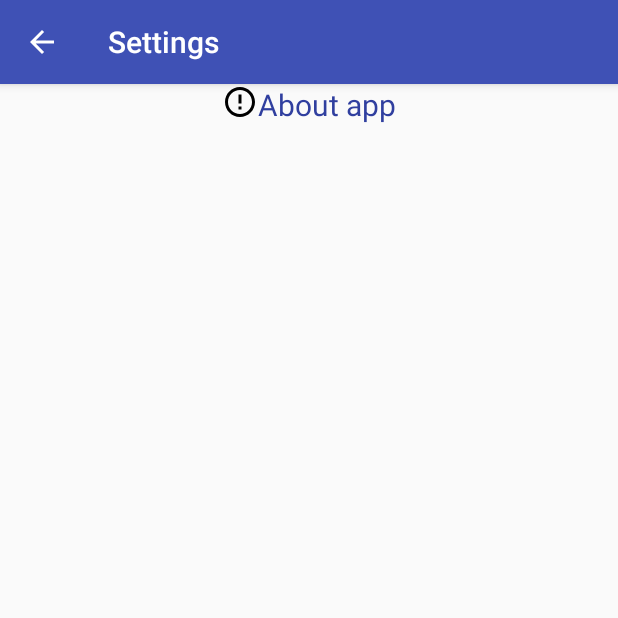
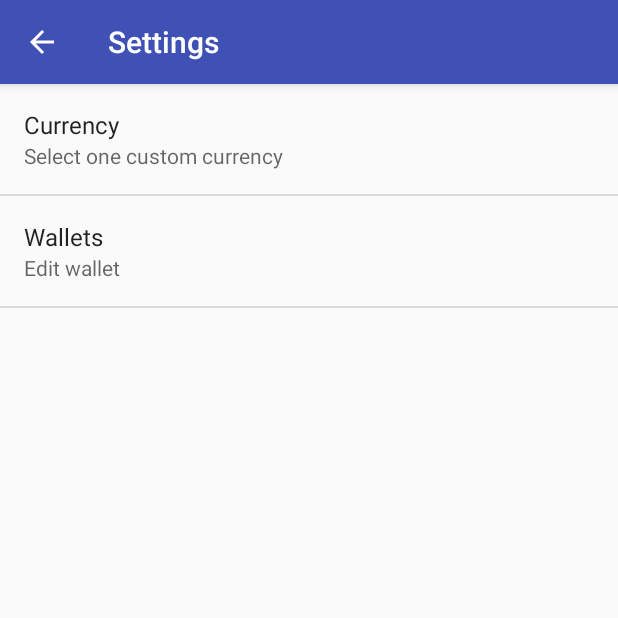
Before and after one commit to Meliphant/yandex-finance, an Android app: the SettingsActivity screen opened directly, with no data from a screen before it, on a phone screen of 412 x 824 dp, the top half of it. Run offline under Robolectric (Android 15) with nearby library versions, the phone set to English and light mode, and no system bars.

Commit message:
Settings and About screens added into one settings section

```diff
--- a/app/src/main/AndroidManifest.xml
+++ b/app/src/main/AndroidManifest.xml
@@ -22,7 +22,7 @@
         </activity>
         <activity
             android:name=".ui.SettingsActivity"
-            android:label="@string/settings_activity_title" />
+            android:label="@string/settings_title" />
     </application>
 
 </manifest>
--- a/app/src/main/java/ya/co/yandex_finance/model/entities/Currency.kt
+++ b/app/src/main/java/ya/co/yandex_finance/model/entities/Currency.kt
@@ -1,5 +1,5 @@
 package ya.co.yandex_finance.model.entities
 
 enum class Currency(val sign: Char) {
-    USD('$'), RUB('₽')
+    USD('$'), RUB('₽'), EUR('€')
 }
--- a/app/src/main/java/ya/co/yandex_finance/ui/SettingsActivity.kt
+++ b/app/src/main/java/ya/co/yandex_finance/ui/SettingsActivity.kt
@@ -1,11 +1,10 @@
 package ya.co.yandex_finance.ui
 
 import android.os.Bundle
-import android.support.v7.app.AlertDialog
 import android.support.v7.app.AppCompatActivity
 import android.view.MenuItem
-import kotlinx.android.synthetic.main.activity_settings.*
 import ya.co.yandex_finance.R
+import ya.co.yandex_finance.ui.fragment.SettingsFragment
 
 class SettingsActivity : AppCompatActivity() {
 
@@ -13,15 +12,18 @@ class SettingsActivity : AppCompatActivity() {
         super.onCreate(savedInstanceState)
         setContentView(R.layout.activity_settings)
 
-        text_about_app.setOnClickListener {
-            AlertDialog.Builder(this@SettingsActivity)
-                    .setView(R.layout.dialog_about)
-                    .create()
-                    .show()
-        }
-
         supportActionBar?.setDisplayHomeAsUpEnabled(true)
         supportActionBar?.setDisplayShowHomeEnabled(true)
+
+        addSettingsList()
+    }
+
+    private fun addSettingsList() {
+        if (fragmentManager.findFragmentById(android.R.id.content) == null) {
+            fragmentManager.beginTransaction()
+                    .add(android.R.id.content, SettingsFragment())
+                    .commit()
+        }
     }
 
     override fun onOptionsItemSelected(item: MenuItem?): Boolean {
--- /dev/null
+++ b/app/src/main/java/ya/co/yandex_finance/ui/fragment/SettingsFragment.kt
@@ -0,0 +1,84 @@
+package ya.co.yandex_finance.ui.fragment
+
+import android.content.SharedPreferences
+import android.os.Bundle
+import android.preference.ListPreference
+import android.preference.Preference
+import android.preference.PreferenceFragment
+import android.util.Log
+import ya.co.yandex_finance.R
+import ya.co.yandex_finance.model.entities.Currency
+
+class SettingsFragment : PreferenceFragment(),
+        SharedPreferences.OnSharedPreferenceChangeListener {
+
+    override fun onCreate(savedInstanceState: Bundle?) {
+        super.onCreate(savedInstanceState)
+        addPreferencesFromResource(R.xml.settings)
+
+        val listPreferenceCurrency: Preference = findPreference(getString(R.string.settings_currency_key))
+        val listPreferenceWallets: Preference = findPreference(getString(R.string.settings_wallets_key))
+        setListPreferenceCurrency(listPreferenceCurrency)
+        setListPreferenceWallets(listPreferenceWallets)
+    }
+
+    private fun setListPreferenceCurrency(listPreference: Preference) {
+
+        if (listPreference is ListPreference) {
+
+            //TODO: Here should be probably loaded wider list
+            val entries = arrayOf<CharSequence>(Currency.USD.toString(),
+                    Currency.RUB.toString(), Currency.EUR.toString())
+            val currencyKeySharedPref = arrayOf<CharSequence>(Currency.USD.toString(),
+                    Currency.RUB.toString(), Currency.EUR.toString())
+            listPreference.entries = entries
+            listPreference.setDefaultValue(defaultValue)
+            listPreference.entryValues = currencyKeySharedPref
+            listPreference.setDialogTitle(R.string.settings_currency_title)
+        }
+    }
+
+    private fun setListPreferenceWallets(listPreference: Preference) {
+
+        if (listPreference is ListPreference) {
+            //TODO: Load real wallets
+            val entries = arrayOf<CharSequence>(Currency.USD.toString(),
+                    Currency.RUB.toString(), Currency.EUR.toString())
+            val walletsKeySharedPref = arrayOf<CharSequence>(Currency.USD.toString(),
+                    Currency.RUB.toString(), Currency.EUR.toString())
+            listPreference.entries = entries
+            listPreference.setDefaultValue(defaultValue)
+            listPreference.entryValues = walletsKeySharedPref
+            listPreference.setDialogTitle(R.string.settings_wallets_title)
+        }
+    }
+
+    override fun onSharedPreferenceChanged(sharedPreferences: SharedPreferences, key: String) {
+
+        if (key == getString(R.string.settings_currency_key)) {
+            val connectionPref = findPreference(key)
+            //todo: remove log
+            Log.d("SettingsActivity", "sharedPref" + connectionPref)
+        }
+
+        if (key == getString(R.string.settings_wallets_key)) {
+            //todo: add wallets editor
+        }
+    }
+
+    override fun onResume() {
+        super.onResume()
+        preferenceScreen.sharedPreferences
+                .registerOnSharedPreferenceChangeListener(this)
+    }
+
+    override fun onPause() {
+        super.onPause()
+        preferenceScreen.sharedPreferences
+                .unregisterOnSharedPreferenceChangeListener(this)
+    }
+
+    companion object {
+        const val defaultValue = "1"
+    }
+}
--- a/app/src/main/res/layout/activity_settings.xml
+++ b/app/src/main/res/layout/activity_settings.xml
@@ -1,24 +1,8 @@
 <?xml version="1.0" encoding="utf-8"?>
 <LinearLayout xmlns:android="http://schemas.android.com/apk/res/android"
-    xmlns:app="http://schemas.android.com/apk/res-auto"
     xmlns:tools="http://schemas.android.com/tools"
     android:layout_width="match_parent"
     android:layout_height="match_parent"
     android:gravity="center_horizontal"
     android:orientation="horizontal"
-    tools:context=".ui.SettingsActivity">
-
-    <ImageView
-        android:layout_width="wrap_content"
-        android:layout_height="wrap_content"
-        app:srcCompat="@drawable/ic_error_outline_black_24dp" />
-
-    <TextView
-        android:id="@+id/text_about_app"
-        android:layout_width="wrap_content"
-        android:layout_height="wrap_content"
-        android:text="@string/about_app"
-        android:textColor="@color/colorPrimaryDark"
-        android:textSize="20sp" />
-
-</LinearLayout>
+    tools:context=".ui.SettingsActivity" />
--- a/app/src/main/res/values/strings.xml
+++ b/app/src/main/res/values/strings.xml
@@ -5,14 +5,20 @@
     <string name="text_current_balance">Current balance:</string>
 
     <!--about screen-->
-    <string name="about_app">About app</string>
+    <string name="about_title">About</string>
     <string name="about_text">The app for managing your finances <b><i>Fintracker</i></b>.
         \n\nУправляйте и следите за своим денежным потоком во всех валютах</string>
 
     <!--settings screen-->
-    <string name="settings_activity_title">Settings</string>
+    <string name="settings_title">Settings</string>
     <string name="usd_balance_sign" translatable="false">$</string>
     <string name="rub_balance_sign" translatable="false">₽</string>
+    <string name="settings_currency_key">currency</string>
+    <string name="settings_wallets_key">wallets</string>
+    <string name="settings_currency_title">Currency</string>
+    <string name="settings_wallets_title">Wallets</string>
+    <string name="settings_currency_summary">Select one custom currency</string>
+    <string name="settings_wallets_summary">Edit wallet</string>
 
     <!--transactions screen-->
     <string name="transaction_item_description">img</string>
--- /dev/null
+++ b/app/src/main/res/xml/settings.xml
@@ -0,0 +1,14 @@
+<?xml version="1.0" encoding="utf-8"?>
+<PreferenceScreen xmlns:android="http://schemas.android.com/apk/res/android">
+    <ListPreference
+        android:id="@+id/settings_currency"
+        android:key="@string/settings_currency_key"
+        android:summary="@string/settings_currency_summary"
+        android:title="@string/settings_currency_title" />
+
+    <ListPreference
+        android:id="@+id/settings_wallets"
+        android:key="@string/settings_wallets_key"
+        android:summary="@string/settings_wallets_summary"
+        android:title="@string/settings_wallets_title" />
+</PreferenceScreen>
```
Also changed, not shown: app/src/main/java/ya/co/yandex_finance/model/entities/Categories.kt (+9 -1 lines), app/src/main/java/ya/co/yandex_finance/ui/MainActivity.kt (+12 -0 lines), app/src/main/res/menu/main_menu.xml (+7 -2 lines), 1 other file.
